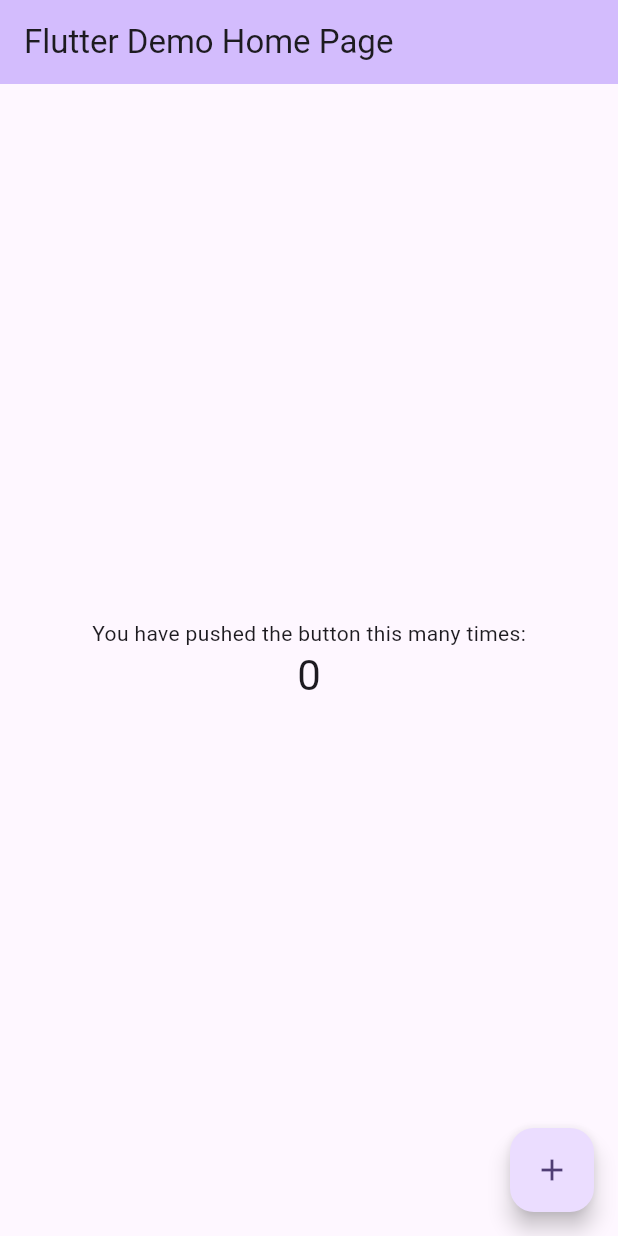
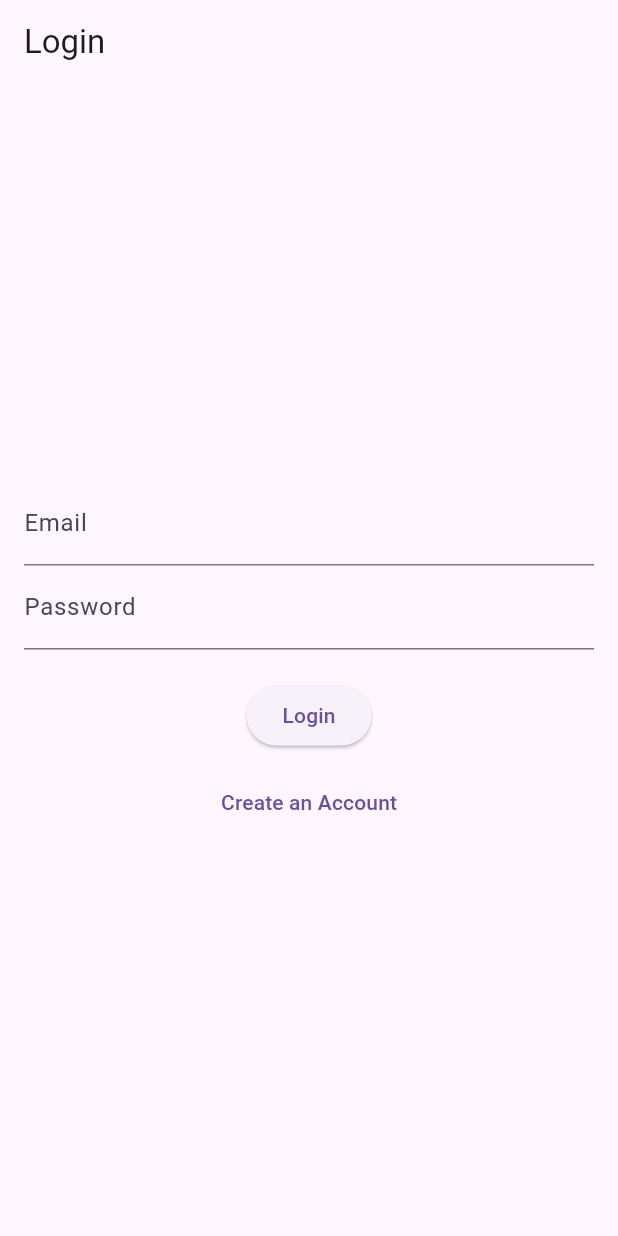
Before and after one commit to rasmey129/task_manager, a Flutter app: the screen it shows after launch, on a phone screen of 412 x 824 dp. Run offline on Flutter 3.47's test engine with Material 3 defaults, Android fonts, the phone set to English and light mode, and no system bars; our stand-ins replace cloud_firestore, firebase_auth, firebase_core; accounts and stored records are empty.

```diff
--- /dev/null
+++ b/lib/auth_service.dart
@@ -0,0 +1,53 @@
+import 'package:firebase_auth/firebase_auth.dart';
+
+class AuthService {
+  static final FirebaseAuth _auth = FirebaseAuth.instance;
+
+  static Future<String?> signIn(String email, String password) async {
+    try {
+      await _auth.signInWithEmailAndPassword(
+        email: email.trim(),
+        password: password.trim(),
+      );
+      return null;
+    } on FirebaseAuthException catch (e) {
+      switch (e.code) {
+        case 'user-not-found':
+          return 'No user found with this email';
+        case 'wrong-password':
+          return 'Wrong password';
+        case 'invalid-email':
+          return 'Invalid email address';
+        case 'user-disabled':
+          return 'This account has been disabled';
+        default:
+          return 'An error occurred: ${e.message}';
+      }
+    }
+  }
+
+  static Future<String?> signUp(String email, String password) async {
+    try {
+      await _auth.createUserWithEmailAndPassword(
+        email: email.trim(),
+        password: password.trim(),
+      );
+      return null;
+    } on FirebaseAuthException catch (e) {
+      switch (e.code) {
+        case 'weak-password':
+          return 'The password provided is too weak';
+        case 'email-already-in-use':
+          return 'An account already exists for this email';
+        case 'invalid-email':
+          return 'Invalid email address';
+        default:
+          return 'An error occurred: ${e.message}';
+      }
+    }
+  }
+
+  static Future<void> signOut() async {
+    await _auth.signOut();
+  }
+}
--- /dev/null
+++ b/lib/login.dart
@@ -0,0 +1,59 @@
+import 'package:flutter/material.dart';
+import 'package:firebase_auth/firebase_auth.dart';
+import 'task_list.dart';
+import 'register.dart';
+
+class LoginScreen extends StatelessWidget {
+  final TextEditingController emailController = TextEditingController();
+  final TextEditingController passwordController = TextEditingController();
+
+  Future<void> signIn(BuildContext context) async {
+    try {
+      await FirebaseAuth.instance.signInWithEmailAndPassword(
+        email: emailController.text.trim(),
+        password: passwordController.text.trim(),
+      );
+      Navigator.of(context).pushReplacement(MaterialPageRoute(builder: (_) => TaskListScreen()));
+    } catch (e) {
+      print("Login error: $e");
+      ScaffoldMessenger.of(context).showSnackBar(SnackBar(content: Text("Login failed: $e")));
+    }
+  }
+
+  @override
+  Widget build(BuildContext context) {
+    return Scaffold(
+      appBar: AppBar(title: Text("Login")),
+      body: Padding(
+        padding: const EdgeInsets.all(16.0),
+        child: Column(
+          mainAxisAlignment: MainAxisAlignment.center,
+          children: [
+            TextField(
+              controller: emailController,
+              decoration: InputDecoration(labelText: "Email"),
+              keyboardType: TextInputType.emailAddress,
+            ),
+            TextField(
+              controller: passwordController,
+              decoration: InputDecoration(labelText: "Password"),
+              obscureText: true,
+            ),
+            SizedBox(height: 20),
+            ElevatedButton(
+              onPressed: () => signIn(context),
+              child: Text("Login"),
+            ),
+            SizedBox(height: 10),
+            TextButton(
+              onPressed: () {
+                Navigator.of(context).push(MaterialPageRoute(builder: (_) => RegisterScreen()));
+              },
+              child: Text("Create an Account"),
+            ),
+          ],
+        ),
+      ),
+    );
+  }
+}
--- a/lib/main.dart
+++ b/lib/main.dart
@@ -1,125 +1,26 @@
 import 'package:flutter/material.dart';
+import 'package:firebase_core/firebase_core.dart';
+import 'package:firebase_auth/firebase_auth.dart';
+import 'login.dart';
+import 'task_list.dart';
+import 'register.dart';
 
-void main() {
-  runApp(const MyApp());
+void main() async {
+  WidgetsFlutterBinding.ensureInitialized();
+  await Firebase.initializeApp();
+  runApp(MyApp());
 }
 
 class MyApp extends StatelessWidget {
-  const MyApp({super.key});
-
-  // This widget is the root of your application.
   @override
   Widget build(BuildContext context) {
     return MaterialApp(
-      title: 'Flutter Demo',
-      theme: ThemeData(
-        // This is the theme of your application.
-        //
-        // TRY THIS: Try running your application with "flutter run". You'll see
-        // the application has a purple toolbar. Then, without quitting the app,
-        // try changing the seedColor in the colorScheme below to Colors.green
-        // and then invoke "hot reload" (save your changes or press the "hot
-        // reload" button in a Flutter-supported IDE, or press "r" if you used
-        // the command line to start the app).
-        //
-        // Notice that the counter didn't reset back to zero; the application
-        // state is not lost during the reload. To reset the state, use hot
-        // restart instead.
-        //
-        // This works for code too, not just values: Most code changes can be
-        // tested with just a hot reload.
-        colorScheme: ColorScheme.fromSeed(seedColor: Colors.deepPurple),
-        useMaterial3: true,
-      ),
-      home: const MyHomePage(title: 'Flutter Demo Home Page'),
+      initialRoute: FirebaseAuth.instance.currentUser == null ? '/login' : '/tasks',
+      routes: {
+        '/login': (context) => LoginScreen(),
+        '/tasks': (context) => TaskListScreen(),
+        '/register': (context) => RegisterScreen(),
+      },
     );
   }
 }
-
-class MyHomePage extends StatefulWidget {
-  const MyHomePage({super.key, required this.title});
-
-  // This widget is the home page of your application. It is stateful, meaning
-  // that it has a State object (defined below) that contains fields that affect
-  // how it looks.
-
-  // This class is the configuration for the state. It holds the values (in this
-  // case the title) provided by the parent (in this case the App widget) and
-  // used by the build method of the State. Fields in a Widget subclass are
-  // always marked "final".
-
-  final String title;
-
-  @override
-  State<MyHomePage> createState() => _MyHomePageState();
-}
-
-class _MyHomePageState extends State<MyHomePage> {
-  int _counter = 0;
-
-  void _incrementCounter() {
-    setState(() {
-      // This call to setState tells the Flutter framework that something has
-      // changed in this State, which causes it to rerun the build method below
-      // so that the display can reflect the updated values. If we changed
-      // _counter without calling setState(), then the build method would not be
-      // called again, and so nothing would appear to happen.
-      _counter++;
-    });
-  }
-
-  @override
-  Widget build(BuildContext context) {
-    // This method is rerun every time setState is called, for instance as done
-    // by the _incrementCounter method above.
-    //
-    // The Flutter framework has been optimized to make rerunning build methods
-    // fast, so that you can just rebuild anything that needs updating rather
-    // than having to individually change instances of widgets.
-    return Scaffold(
-      appBar: AppBar(
-        // TRY THIS: Try changing the color here to a specific color (to
-        // Colors.amber, perhaps?) and trigger a hot reload to see the AppBar
-        // change color while the other colors stay the same.
-        backgroundColor: Theme.of(context).colorScheme.inversePrimary,
-        // Here we take the value from the MyHomePage object that was created by
-        // the App.build method, and use it to set our appbar title.
-        title: Text(widget.title),
-      ),
-      body: Center(
-        // Center is a layout widget. It takes a single child and positions it
-        // in the middle of the parent.
-        child: Column(
-          // Column is also a layout widget. It takes a list of children and
-          // arranges them vertically. By default, it sizes itself to fit its
-          // children horizontally, and tries to be as tall as its parent.
-          //
-          // Column has various properties to control how it sizes itself and
-          // how it positions its children. Here we use mainAxisAlignment to
-          // center the children vertically; the main axis here is the vertical
-          // axis because Columns are vertical (the cross axis would be
-          // horizontal).
-          //
-          // TRY THIS: Invoke "debug painting" (choose the "Toggle Debug Paint"
-          // action in the IDE, or press "p" in the console), to see the
-          // wireframe for each widget.
-          mainAxisAlignment: MainAxisAlignment.center,
-          children: <Widget>[
-            const Text(
-              'You have pushed the button this many times:',
-            ),
-            Text(
-              '$_counter',
-              style: Theme.of(context).textTheme.headlineMedium,
-            ),
-          ],
-        ),
-      ),
-      floatingActionButton: FloatingActionButton(
-        onPressed: _incrementCounter,
-        tooltip: 'Increment',
-        child: const Icon(Icons.add),
-      ), // This trailing comma makes auto-formatting nicer for build methods.
-    );
-  }
-}
--- a/pubspec.yaml
+++ b/pubspec.yaml
@@ -36,6 +36,8 @@ dependencies:
   # Use with the CupertinoIcons class for iOS style icons.
   cupertino_icons: ^1.0.8
   firebase_core: ^3.7.0
+  cloud_firestore: ^5.4.5
+  firebase_auth: ^5.3.2
 
 dev_dependencies:
   flutter_test:
```
Also changed, not shown: lib/firebase_helper.dart (added, +21 -0 lines), lib/register.dart (added, +184 -0 lines), lib/task_list.dart (added, +86 -0 lines), lib/task_model.dart (added, +22 -0 lines), pubspec.lock, 5 other files.
